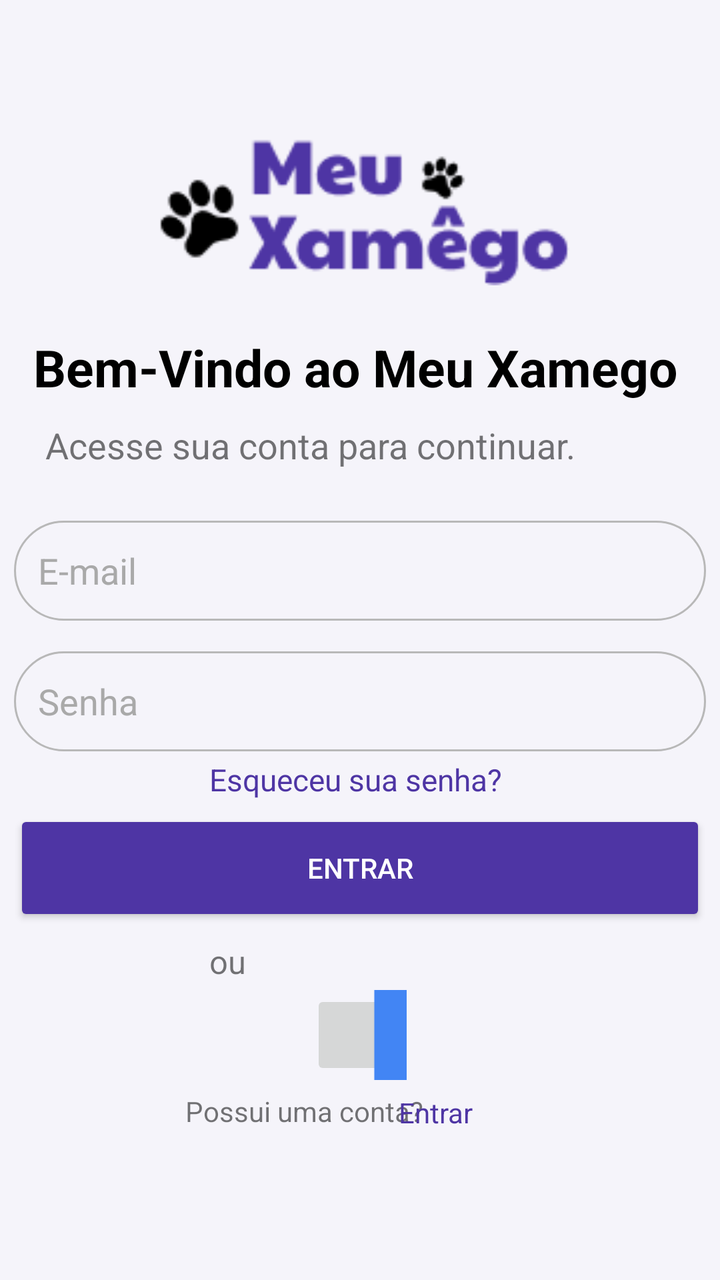
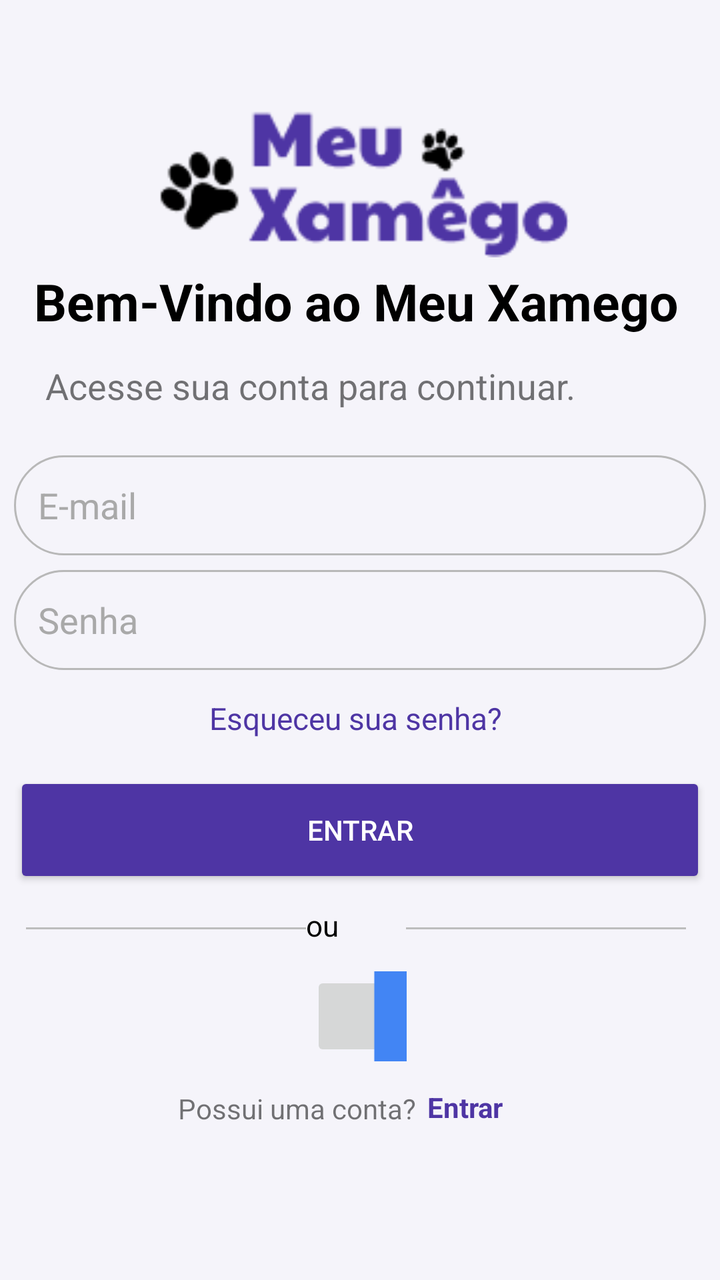

Screens rendered from an Android XML layout before and after an edit, with the pre-edit source and the edit as a unified diff.
<!-- AndroidManifest.xml: application theme Theme.MyApplication -->
<!-- res/layout/activity_login.xml -->
<?xml version="1.0" encoding="utf-8"?>
<androidx.constraintlayout.widget.ConstraintLayout xmlns:android="http://schemas.android.com/apk/res/android"
    android:layout_width="match_parent"
    android:layout_height="match_parent"
    xmlns:app="http://schemas.android.com/apk/res-auto"
    xmlns:tools="http://schemas.android.com/tools"
    android:id="@+id/main_login_layout"
    android:contextClickable="false"
    android:background="#F5F4FA">

    <ImageView
        android:id="@+id/imageView"
        android:layout_width="210dp"
        android:layout_height="150dp"
        android:contentDescription="@string/app_name"
        app:layout_constraintBottom_toBottomOf="parent"
        app:layout_constraintEnd_toEndOf="parent"
        app:layout_constraintHorizontal_bias="0.497"
        app:layout_constraintStart_toStartOf="parent"
        app:layout_constraintTop_toTopOf="parent"
        app:layout_constraintVertical_bias="0.056"
        app:srcCompat="@drawable/meuxamego_logo" />

    <TextView
        android:id="@+id/textView2"
        android:layout_width="326dp"
        android:layout_height="40dp"
        android:autoSizeTextType="uniform"
        android:text="Bem-Vindo ao Meu Xamego"
        android:textStyle="bold"
        android:textAlignment="center"
        android:textColor="@color/black"
        android:textColorLink="@color/white"
        app:layout_constraintBottom_toBottomOf="parent"
        app:layout_constraintEnd_toEndOf="parent"
        app:layout_constraintHorizontal_bias="0.494"
        app:layout_constraintStart_toStartOf="parent"
        app:layout_constraintTop_toTopOf="parent"
        app:layout_constraintVertical_bias="0.277" />

    <TextView
        android:id="@+id/textView3"
        android:layout_width="314dp"
        android:layout_height="30dp"
        android:text="Acesse sua conta para continuar."
        android:textAlignment="center"
        android:textSize="18sp"
        android:color="#d3d3d3"
        app:layout_constraintBottom_toBottomOf="parent"
        app:layout_constraintEnd_toEndOf="parent"
        app:layout_constraintHorizontal_bias="0.494"
        app:layout_constraintStart_toStartOf="parent"
        app:layout_constraintTop_toTopOf="parent"
        app:layout_constraintVertical_bias="0.345" />

    <EditText
        android:id="@+id/editTextEmail"
        android:layout_width="346dp"
        android:layout_height="50dp"
        android:background="@drawable/borda_fina"
        android:ems="10"
        android:inputType="textEmailAddress"
        android:padding="12dp"
        android:text="E-mail"
        android:textColor="#a9a9a9"
        app:layout_constraintBottom_toBottomOf="parent"
        app:layout_constraintEnd_toEndOf="parent"
        app:layout_constraintHorizontal_bias="0.496"
        app:layout_constraintStart_toStartOf="parent"
        app:layout_constraintTop_toTopOf="parent"
        app:layout_constraintVertical_bias="0.441" />

    <EditText
        android:id="@+id/editTextSenha"
        android:layout_width="346dp"
        android:layout_height="50dp"
        android:background="@drawable/borda_fina"
        android:ems="10"
        android:padding="12dp"
        android:text="Senha"
        android:textColor="#a9a9a9"
        app:layout_constraintBottom_toBottomOf="parent"
        app:layout_constraintEnd_toEndOf="parent"
        app:layout_constraintHorizontal_bias="0.504"
        app:layout_constraintStart_toStartOf="parent"
        app:layout_constraintTop_toTopOf="parent"
        app:layout_constraintVertical_bias="0.552" />

    <TextView
        android:layout_width="150dp"
        android:layout_height="22dp"
        android:autoSizeTextType="uniform"
        android:text="Esqueceu sua senha?"
        android:textAlignment="center"
        android:textSize="14sp"
        android:textColor="#4E35A4"
        app:layout_constraintBottom_toBottomOf="parent"
        app:layout_constraintEnd_toEndOf="parent"
        app:layout_constraintHorizontal_bias="0.498"
        app:layout_constraintStart_toStartOf="parent"
        app:layout_constraintTop_toTopOf="parent"
        app:layout_constraintVertical_bias="0.614" />

    <Button
        android:id="@+id/buttonEntrar"
        android:layout_width="346dp"
        android:layout_height="58dp"
        android:layout_marginTop="16dp"
        android:backgroundTint="#4E35A4"
        android:elevation="6dp"
        android:text="Entrar"
        android:textColor="@color/white"
        app:cornerRadius="24dp"
        app:layout_constraintBottom_toBottomOf="parent"
        app:layout_constraintEnd_toEndOf="parent"
        app:layout_constraintHorizontal_bias="0.492"
        app:layout_constraintStart_toStartOf="parent"
        app:layout_constraintTop_toTopOf="parent"
        app:layout_constraintVertical_bias="0.687" />

    <TextView
        android:id="@+id/textView4"
        android:layout_width="150dp"
        android:layout_height="22dp"
        android:autoSizeTextType="uniform"
        android:text="ou"
        android:textAlignment="center"
        android:textSize="14sp"
        app:layout_constraintBottom_toBottomOf="parent"
        app:layout_constraintEnd_toEndOf="parent"
        app:layout_constraintHorizontal_bias="0.498"
        app:layout_constraintStart_toStartOf="parent"
        app:layout_constraintTop_toTopOf="parent"
        app:layout_constraintVertical_bias="0.76" />

    <ImageButton
        android:id="@+id/imageButton7"
        android:layout_width="48dp"
        android:layout_height="45dp"
        app:layout_constraintBottom_toBottomOf="parent"
        app:layout_constraintEnd_toEndOf="parent"
        app:layout_constraintHorizontal_bias="0.498"
        app:layout_constraintStart_toStartOf="parent"
        app:layout_constraintTop_toTopOf="parent"
        app:layout_constraintVertical_bias="0.832"
        app:srcCompat="@drawable/google_icon" />

    <TextView
        android:id="@+id/textView5"
        android:layout_width="139dp"
        android:layout_height="19dp"
        android:text="Possui uma conta?"
        android:textAlignment="center"
        app:layout_constraintBottom_toBottomOf="parent"
        app:layout_constraintEnd_toEndOf="parent"
        app:layout_constraintHorizontal_bias="0.419"
        app:layout_constraintStart_toStartOf="parent"
        app:layout_constraintTop_toTopOf="parent"
        app:layout_constraintVertical_bias="0.879" />

    <TextView
        android:id="@+id/textViewLinkCadastro"
        android:layout_width="66dp"
        android:layout_height="18dp"
        android:text="Entrar"
        android:textAlignment="center"
        android:textColor="#4E35A4"
        app:layout_constraintBottom_toBottomOf="parent"
        app:layout_constraintEnd_toEndOf="parent"
        app:layout_constraintHorizontal_bias="0.678"
        app:layout_constraintStart_toStartOf="parent"
        app:layout_constraintTop_toTopOf="parent"
        app:layout_constraintVertical_bias="0.879" />

</androidx.constraintlayout.widget.ConstraintLayout>
<!-- resources referenced by this layout -->
<resources>
  <color name="black">#FF000000</color>
  <color name="white">#FFFFFFFF</color>
  <!-- drawable borda_fina (drawable) -->
  <?xml version="1.0" encoding="utf-8"?>
  <selector xmlns:android="http://schemas.android.com/apk/res/android">
  
      <item android:state_focused="true">
          <shape android:shape="rectangle">
              <solid android:color="@android:color/transparent" />
              <stroke
                  android:width="2dp"
                  android:color="#2196F3" />
              <corners android:radius="24dp" />
          </shape>
      </item>
  
      <item>
          <shape android:shape="rectangle">
              <solid android:color="@android:color/transparent" />
              <stroke
                  android:width="1dp"
                  android:color="#B8B8B8"/>
              <corners android:radius="25dp" />
          </shape>
      </item>
  
  </selector>
  <!-- drawable google_icon (drawable) -->
  <vector xmlns:android="http://schemas.android.com/apk/res/android"
      android:width="800dp"
      android:height="800dp"
      android:viewportWidth="262"
      android:viewportHeight="262">
    <path
        android:pathData="M258.88,133.45c0,-10.73 -0.87,-18.57 -2.76,-26.69L133.55,106.76v48.45h71.95c-1.45,12.04 -9.28,30.17 -26.69,42.36l-0.24,1.62 38.76,30.02 2.68,0.27c24.66,-22.77 38.88,-56.28 38.88,-96.03"
        android:fillColor="#4285F4"/>
    <path
        android:pathData="M133.55,261.1c35.25,0 64.84,-11.6 86.45,-31.62l-41.2,-31.91c-11.02,7.69 -25.82,13.06 -45.26,13.06 -34.52,0 -63.82,-22.77 -74.27,-54.25l-1.53,0.13 -40.3,31.19 -0.53,1.47C38.39,231.8 82.49,261.1 133.55,261.1"
        android:fillColor="#34A853"/>
    <path
        android:pathData="M59.28,156.37c-2.76,-8.12 -4.35,-16.83 -4.35,-25.82 0,-8.99 1.6,-17.7 4.21,-25.82l-0.07,-1.73L18.26,71.31l-1.34,0.63C8.08,89.64 3,109.52 3,130.55s5.08,40.9 13.93,58.6l42.36,-32.78"
        android:fillColor="#FBBC05"/>
    <path
        android:pathData="M133.55,50.48c24.51,0 41.05,10.59 50.48,19.44l36.84,-35.97C198.24,12.91 168.8,0 133.55,0 82.49,0 38.39,29.3 16.92,71.95l42.21,32.78c10.59,-31.48 39.89,-54.25 74.41,-54.25"
        android:fillColor="#EB4335"/>
  </vector>
  <!-- drawable meuxamego_logo: png bitmap (drawable, 4317 bytes) -->
  <string name="app_name">My Application</string>
  <style name="Theme.MyApplication" parent="Theme.MaterialComponents.DayNight.DarkActionBar">
          
          <item name="colorPrimary">@color/purple_500</item>
          <item name="colorPrimaryVariant">@color/purple_700</item>
          <item name="colorOnPrimary">@color/white</item>
          
          <item name="colorSecondary">@color/teal_200</item>
          <item name="colorSecondaryVariant">@color/teal_700</item>
          <item name="colorOnSecondary">@color/black</item>
          
          <item name="android:statusBarColor">?attr/colorPrimaryVariant</item>
          
      </style>
  <color name="purple_500">#FF6200EE</color>
  <color name="purple_700">#FF3700B3</color>
  <color name="teal_200">#FF03DAC5</color>
  <color name="teal_700">#FF018786</color>
</resources>

<!-- the commit's change to res/layout/activity_login.xml (unified diff, before → after) -->
@@ -1,9 +1,9 @@
 <?xml version="1.0" encoding="utf-8"?>
 <androidx.constraintlayout.widget.ConstraintLayout xmlns:android="http://schemas.android.com/apk/res/android"
+    xmlns:tools="http://schemas.android.com/tools"
     android:layout_width="match_parent"
     android:layout_height="match_parent"
     xmlns:app="http://schemas.android.com/apk/res-auto"
-    xmlns:tools="http://schemas.android.com/tools"
     android:id="@+id/main_login_layout"
     android:contextClickable="false"
     android:background="#F5F4FA">
@@ -18,7 +18,7 @@
         app:layout_constraintHorizontal_bias="0.497"
         app:layout_constraintStart_toStartOf="parent"
         app:layout_constraintTop_toTopOf="parent"
-        app:layout_constraintVertical_bias="0.056"
+        app:layout_constraintVertical_bias="0.027"
         app:srcCompat="@drawable/meuxamego_logo" />
 
     <TextView
@@ -27,31 +27,30 @@
         android:layout_height="40dp"
         android:autoSizeTextType="uniform"
         android:text="Bem-Vindo ao Meu Xamego"
-        android:textStyle="bold"
         android:textAlignment="center"
         android:textColor="@color/black"
         android:textColorLink="@color/white"
-        app:layout_constraintBottom_toBottomOf="parent"
-        app:layout_constraintEnd_toEndOf="parent"
-        app:layout_constraintHorizontal_bias="0.494"
-        app:layout_constraintStart_toStartOf="parent"
-        app:layout_constraintTop_toTopOf="parent"
-        app:layout_constraintVertical_bias="0.277" />
+        android:textStyle="bold"
+        app:layout_constraintBottom_toBottomOf="parent"
+        app:layout_constraintEnd_toEndOf="parent"
+        app:layout_constraintStart_toStartOf="parent"
+        app:layout_constraintTop_toTopOf="parent"
+        app:layout_constraintVertical_bias="0.222" />
 
     <TextView
         android:id="@+id/textView3"
         android:layout_width="314dp"
         android:layout_height="30dp"
+        android:color="#d3d3d3"
         android:text="Acesse sua conta para continuar."
         android:textAlignment="center"
         android:textSize="18sp"
-        android:color="#d3d3d3"
         app:layout_constraintBottom_toBottomOf="parent"
         app:layout_constraintEnd_toEndOf="parent"
         app:layout_constraintHorizontal_bias="0.494"
         app:layout_constraintStart_toStartOf="parent"
         app:layout_constraintTop_toTopOf="parent"
-        app:layout_constraintVertical_bias="0.345" />
+        app:layout_constraintVertical_bias="0.296" />
 
     <EditText
         android:id="@+id/editTextEmail"
@@ -65,10 +64,10 @@
         android:textColor="#a9a9a9"
         app:layout_constraintBottom_toBottomOf="parent"
         app:layout_constraintEnd_toEndOf="parent"
-        app:layout_constraintHorizontal_bias="0.496"
-        app:layout_constraintStart_toStartOf="parent"
-        app:layout_constraintTop_toTopOf="parent"
-        app:layout_constraintVertical_bias="0.441" />
+        app:layout_constraintHorizontal_bias="0.492"
+        app:layout_constraintStart_toStartOf="parent"
+        app:layout_constraintTop_toTopOf="parent"
+        app:layout_constraintVertical_bias="0.386" />
 
     <EditText
         android:id="@+id/editTextSenha"
@@ -81,10 +80,10 @@
         android:textColor="#a9a9a9"
         app:layout_constraintBottom_toBottomOf="parent"
         app:layout_constraintEnd_toEndOf="parent"
-        app:layout_constraintHorizontal_bias="0.504"
-        app:layout_constraintStart_toStartOf="parent"
-        app:layout_constraintTop_toTopOf="parent"
-        app:layout_constraintVertical_bias="0.552" />
+        app:layout_constraintHorizontal_bias="0.492"
+        app:layout_constraintStart_toStartOf="parent"
+        app:layout_constraintTop_toTopOf="parent"
+        app:layout_constraintVertical_bias="0.483" />
 
     <TextView
         android:layout_width="150dp"
@@ -92,14 +91,14 @@
         android:autoSizeTextType="uniform"
         android:text="Esqueceu sua senha?"
         android:textAlignment="center"
+        android:textColor="#4E35A4"
         android:textSize="14sp"
-        android:textColor="#4E35A4"
         app:layout_constraintBottom_toBottomOf="parent"
         app:layout_constraintEnd_toEndOf="parent"
         app:layout_constraintHorizontal_bias="0.498"
         app:layout_constraintStart_toStartOf="parent"
         app:layout_constraintTop_toTopOf="parent"
-        app:layout_constraintVertical_bias="0.614" />
+        app:layout_constraintVertical_bias="0.564" />
 
     <Button
         android:id="@+id/buttonEntrar"
@@ -116,22 +115,50 @@
         app:layout_constraintHorizontal_bias="0.492"
         app:layout_constraintStart_toStartOf="parent"
         app:layout_constraintTop_toTopOf="parent"
-        app:layout_constraintVertical_bias="0.687" />
-
-    <TextView
-        android:id="@+id/textView4"
-        android:layout_width="150dp"
-        android:layout_height="22dp"
+        app:layout_constraintVertical_bias="0.654" />
+
+    <View
+        android:id="@+id/linhaDireita"
+        android:layout_width="140dp"
+        android:layout_height="1dp"
+        android:background="#BDBDBD"
+        app:layout_constraintBottom_toBottomOf="@+id/txtOu"
+        app:layout_constraintEnd_toEndOf="parent"
+        app:layout_constraintHorizontal_bias="0.0"
+        app:layout_constraintHorizontal_weight="1"
+        app:layout_constraintStart_toEndOf="@+id/txtOu"
+        app:layout_constraintTop_toTopOf="@+id/txtOu"
+        app:layout_constraintVertical_bias="0.578" />
+
+    <View
+        android:id="@+id/linhaEsquerda"
+        android:layout_width="140dp"
+        android:layout_height="1dp"
+        android:background="#BDBDBD"
+        app:layout_constraintBottom_toBottomOf="@+id/txtOu"
+        app:layout_constraintEnd_toStartOf="@+id/txtOu"
+        app:layout_constraintHorizontal_bias="1.0"
+        app:layout_constraintHorizontal_weight="1"
+        app:layout_constraintStart_toEndOf="@+id/txtOu"
+        app:layout_constraintStart_toStartOf="parent"
+        app:layout_constraintTop_toTopOf="@+id/txtOu"
+        app:layout_constraintVertical_bias="0.578" />
+
+    <TextView
+        android:id="@+id/txtOu"
+        android:layout_width="50dp"
+        android:layout_height="20dp"
         android:autoSizeTextType="uniform"
         android:text="ou"
         android:textAlignment="center"
+        android:textColor="@color/black"
         android:textSize="14sp"
         app:layout_constraintBottom_toBottomOf="parent"
         app:layout_constraintEnd_toEndOf="parent"
-        app:layout_constraintHorizontal_bias="0.498"
-        app:layout_constraintStart_toStartOf="parent"
-        app:layout_constraintTop_toTopOf="parent"
-        app:layout_constraintVertical_bias="0.76" />
+        app:layout_constraintHorizontal_bias="0.494"
+        app:layout_constraintStart_toStartOf="parent"
+        app:layout_constraintTop_toTopOf="parent"
+        app:layout_constraintVertical_bias="0.73" />
 
     <ImageButton
         android:id="@+id/imageButton7"
@@ -142,7 +169,7 @@
         app:layout_constraintHorizontal_bias="0.498"
         app:layout_constraintStart_toStartOf="parent"
         app:layout_constraintTop_toTopOf="parent"
-        app:layout_constraintVertical_bias="0.832"
+        app:layout_constraintVertical_bias="0.816"
         app:srcCompat="@drawable/google_icon" />
 
     <TextView
@@ -153,23 +180,26 @@
         android:textAlignment="center"
         app:layout_constraintBottom_toBottomOf="parent"
         app:layout_constraintEnd_toEndOf="parent"
-        app:layout_constraintHorizontal_bias="0.419"
-        app:layout_constraintStart_toStartOf="parent"
-        app:layout_constraintTop_toTopOf="parent"
-        app:layout_constraintVertical_bias="0.879" />
+        app:layout_constraintHorizontal_bias="0.402"
+        app:layout_constraintStart_toStartOf="parent"
+        app:layout_constraintTop_toTopOf="parent"
+        app:layout_constraintVertical_bias="0.877" />
 
     <TextView
         android:id="@+id/textViewLinkCadastro"
-        android:layout_width="66dp"
-        android:layout_height="18dp"
+        android:layout_width="wrap_content"
+        android:layout_height="wrap_content"
+        android:clickable="true"
+        android:focusable="true"
         android:text="Entrar"
         android:textAlignment="center"
         android:textColor="#4E35A4"
-        app:layout_constraintBottom_toBottomOf="parent"
-        app:layout_constraintEnd_toEndOf="parent"
-        app:layout_constraintHorizontal_bias="0.678"
-        app:layout_constraintStart_toStartOf="parent"
-        app:layout_constraintTop_toTopOf="parent"
-        app:layout_constraintVertical_bias="0.879" />
+        android:textStyle="bold"
+        app:layout_constraintBottom_toBottomOf="parent"
+        app:layout_constraintEnd_toEndOf="parent"
+        app:layout_constraintHorizontal_bias="0.664"
+        app:layout_constraintStart_toStartOf="parent"
+        app:layout_constraintTop_toTopOf="parent"
+        app:layout_constraintVertical_bias="0.876" />
 
 </androidx.constraintlayout.widget.ConstraintLayout>
